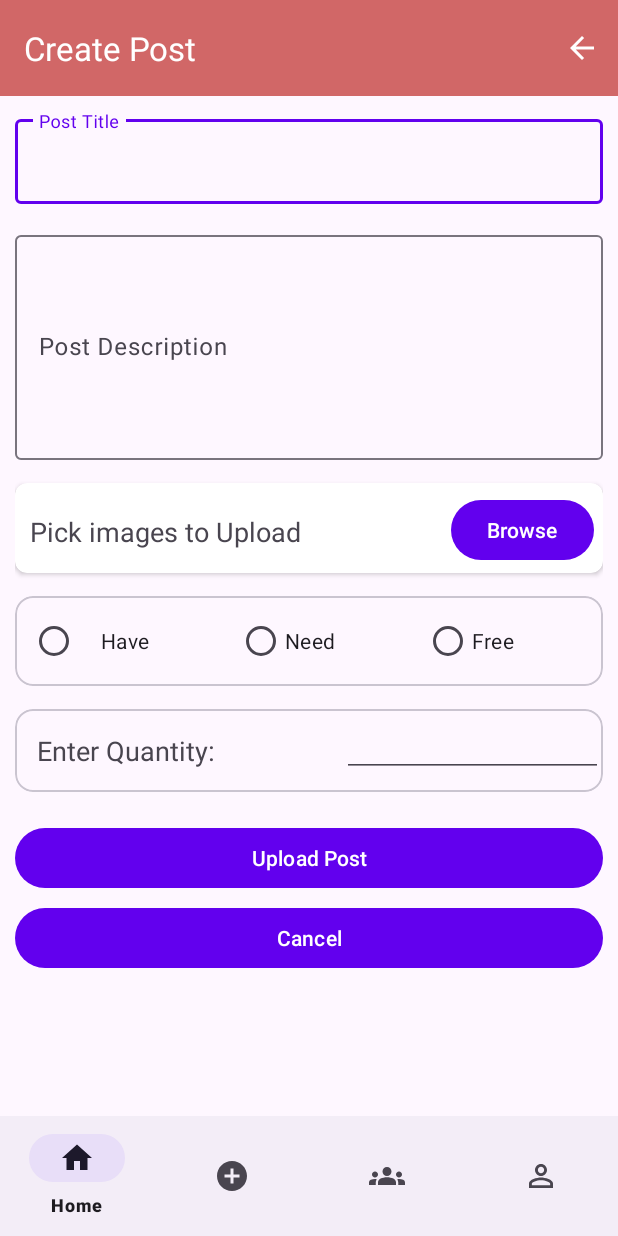
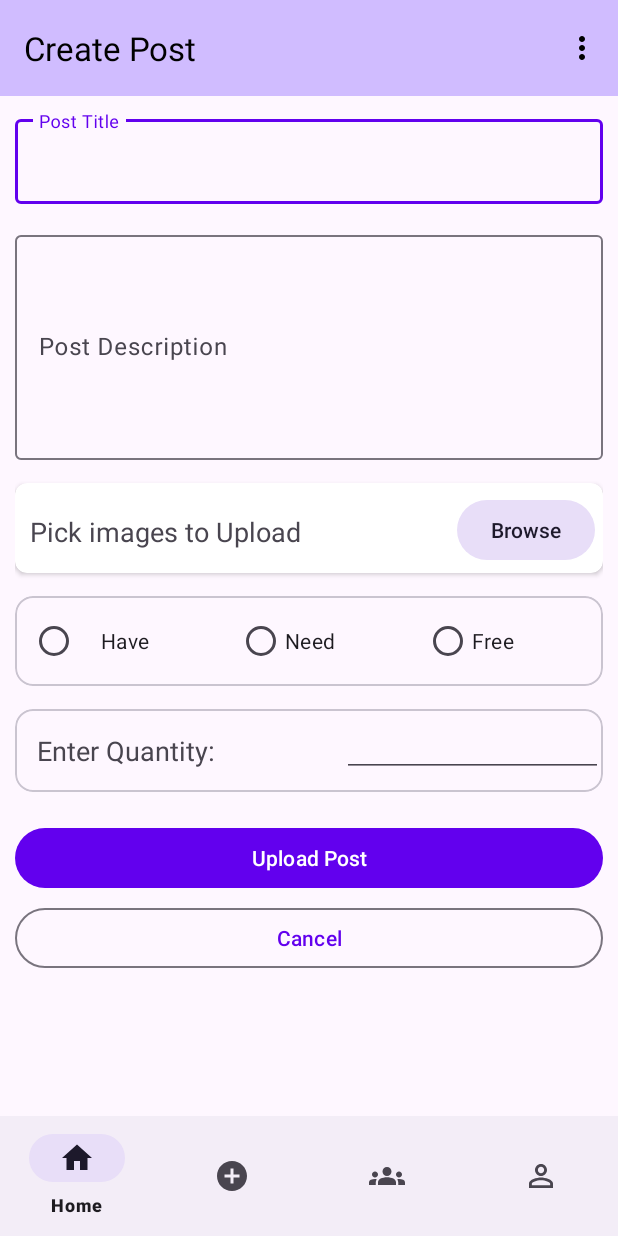
Before and after one commit to NimethHR/Bartering-App, an Android app: the CreatePost screen opened directly, with no data from a screen before it, on a phone screen of 412 x 824 dp. Run offline under Robolectric (Android 15) with nearby library versions, the phone set to English and light mode, and no system bars.

Commit message:
touch ups

```diff
--- a/frontend/app/build.gradle
+++ b/frontend/app/build.gradle
@@ -1,6 +1,7 @@
 plugins {
     id 'com.android.application'
     id 'org.jetbrains.kotlin.android'
+    id 'com.google.gms.google-services'
 }
 
 android {
@@ -42,4 +43,5 @@ dependencies {
     testImplementation 'junit:junit:4.13.2'
     androidTestImplementation 'androidx.test.ext:junit:1.1.5'
     androidTestImplementation 'androidx.test.espresso:espresso-core:3.5.1'
+    implementation platform('com.google.firebase:firebase-bom:31.5.0')
 }
--- /dev/null
+++ b/frontend/app/src/main/res/drawable/baseline_more_vert_24.xml
@@ -0,0 +1,5 @@
+<vector android:height="24dp" android:tint="#000000"
+    android:viewportHeight="24" android:viewportWidth="24"
+    android:width="24dp" xmlns:android="http://schemas.android.com/apk/res/android">
+    <path android:fillColor="@android:color/white" android:pathData="M12,8c1.1,0 2,-0.9 2,-2s-0.9,-2 -2,-2 -2,0.9 -2,2 0.9,2 2,2zM12,10c-1.1,0 -2,0.9 -2,2s0.9,2 2,2 2,-0.9 2,-2 -0.9,-2 -2,-2zM12,16c-1.1,0 -2,0.9 -2,2s0.9,2 2,2 2,-0.9 2,-2 -0.9,-2 -2,-2z"/>
+</vector>
--- a/frontend/app/src/main/res/layout/activity_create_post.xml
+++ b/frontend/app/src/main/res/layout/activity_create_post.xml
@@ -16,8 +16,8 @@
             android:layout_height="?attr/actionBarSize"
             android:layout_width="match_parent"
             app:layout_scrollFlags="scroll|enterAlways"
-            app:titleTextColor="@color/white"
-            android:background="@color/holo_red"
+            app:titleTextColor="@color/black"
+            android:background="?attr/colorPrimaryInverse"
             app:menu="@menu/create_post_toolbar"
             app:title="@string/post_create_toolbar">
 
@@ -38,14 +38,14 @@
             android:layout_width="match_parent"
             android:layout_height="match_parent"
             android:orientation="vertical"
-            android:padding="10dp"
+            android:padding="@dimen/small_small_padding"
             tools:layout_editor_absoluteX="1dp"
             tools:layout_editor_absoluteY="1dp">
 
             <com.google.android.material.textfield.TextInputLayout
                 android:layout_width="match_parent"
                 android:layout_height="wrap_content"
-                android:layout_marginBottom="@dimen/small_margin"
+                android:layout_marginBottom="@dimen/text_margin"
 
                 android:hint="@string/create_post_title">
 
@@ -60,12 +60,12 @@
             <com.google.android.material.textfield.TextInputLayout
                 android:layout_width="match_parent"
                 android:layout_height="wrap_content"
-                android:layout_marginBottom="@dimen/small_margin"
+                android:layout_marginBottom="@dimen/text_margin"
                 android:hint="@string/create_post_description">
 
                 <com.google.android.material.textfield.TextInputEditText
                     android:layout_width="match_parent"
-                    android:layout_height="@dimen/small_medium"
+                    android:layout_height="@dimen/create_text_field_width"
                     />
 
             </com.google.android.material.textfield.TextInputLayout>
@@ -73,31 +73,31 @@
 
             <androidx.cardview.widget.CardView
                 android:layout_width="match_parent"
-                android:layout_height="60dp"
-                app:cardCornerRadius="8dp"                >
+                android:layout_height="@dimen/container_height_1"
+                app:cardCornerRadius="@dimen/small_corner"                >
 
                 <LinearLayout
                     android:layout_width="match_parent"
-                    android:layout_height="60dp"
+                    android:layout_height="@dimen/container_height_1"
                     android:layout_marginBottom="@dimen/horizontal_space"
                     android:orientation="horizontal">
 
                     <TextView
                         android:id="@+id/textView3"
                         android:layout_width="wrap_content"
-                        android:layout_height="@dimen/padding_small_small"
-                        android:layout_marginRight="100dp"
-                        android:layout_marginTop="10dp"
-                        android:layout_marginLeft="10dp"
+                        android:layout_height="@dimen/container_height_2"
+                        android:layout_marginRight="@dimen/large_medium__margin"
+                        android:layout_marginTop="@dimen/small_small_padding"
+                        android:layout_marginLeft="@dimen/small_small_padding"
                         android:text="@string/create_file_picker"
                         android:textAppearance="@style/TextAppearance.AppCompat.Medium" />
 
                     <Button
                         android:id="@+id/file_browse_btn"
-                        android:layout_width="wrap_content"
+                        android:layout_width="@dimen/large_medium__margin"
                         android:layout_height="wrap_content"
                         android:layout_marginTop="7dp"
-
+                        style="@style/Widget.Material3.Button.IconButton.Filled.Tonal"
                         android:text="@string/create_post_file_picker_button" />
                 </LinearLayout>
 
@@ -106,15 +106,15 @@
             <com.google.android.material.card.MaterialCardView
                 android:layout_width="match_parent"
                 android:layout_marginTop="15dp"
-                android:layout_height="60dp"
+                android:layout_height="@dimen/container_height_1"
                 >
 
                 <LinearLayout
                     android:layout_width="match_parent"
                     android:layout_height="wrap_content"
                     android:orientation="horizontal"
-                    android:layout_marginLeft="10dp"
-                    android:layout_marginTop="15dp"
+                    android:layout_marginLeft="@dimen/small_small_padding"
+                    android:layout_marginTop="@dimen/text_margin"
                     tools:layout_editor_absoluteX="1dp"
                     tools:layout_editor_absoluteY="1dp"
                     android:layout_marginBottom="@dimen/horizontal_space">
@@ -124,7 +124,7 @@
                         android:layout_width="wrap_content"
                         android:layout_height="wrap_content"
                         android:layout_weight="1"
-                        android:paddingLeft="@dimen/small_margin"
+                        android:paddingLeft="@dimen/text_margin"
                         android:text="@string/post_type_have" />
 
                     <RadioButton
@@ -148,7 +148,7 @@
             <com.google.android.material.card.MaterialCardView
                 android:layout_width="match_parent"
                 android:layout_height="wrap_content"
-                android:layout_marginTop="15dp"
+                android:layout_marginTop="@dimen/text_margin"
                 app:strokeWidth="1dp">
 
                 <LinearLayout
@@ -159,7 +159,7 @@
 
 
                     <com.google.android.material.textview.MaterialTextView
-                        android:layout_width="148dp"
+                        android:layout_width="@dimen/custom_quantity_container_1"
                         android:layout_height="wrap_content"
                         android:layout_marginTop="5dp"
                         android:text="@string/create_post_quantity_select"
@@ -172,8 +172,8 @@
                         android:id="@+id/editTextNumberDecimal2"
                         android:layout_width="wrap_content"
                         android:layout_height="wrap_content"
-                        android:layout_marginLeft="70dp"
-                        android:layout_marginBottom="10dp"
+                        android:layout_marginLeft="@dimen/container_height_3"
+                        android:layout_marginBottom="@dimen/small_small_padding"
                         android:layout_weight="1"
                         android:ems="10"
                         android:inputType="numberDecimal" />
@@ -186,14 +186,15 @@
                 android:id="@+id/upload"
                 android:layout_width="match_parent"
                 android:layout_height="wrap_content"
-                android:layout_marginTop="20dp"
+                android:layout_marginTop="@dimen/small_medium_padding"
                 android:text="@string/create_post_submit_btn" />
 
             <Button
-                android:id="@+id/canc"
+                android:id="@+id/cancel_button"
                 android:layout_width="match_parent"
                 android:layout_height="wrap_content"
                 android:layout_marginTop="5dp"
+                style="@style/Widget.Material3.Button.OutlinedButton"
                 android:text="@string/cancel_btn" />
 
         </LinearLayout>
--- a/frontend/app/src/main/res/menu/create_post_toolbar.xml
+++ b/frontend/app/src/main/res/menu/create_post_toolbar.xml
@@ -3,8 +3,9 @@
     xmlns:app="http://schemas.android.com/apk/res-auto">
     <item
         android:id="@+id/back"
-        android:icon="@drawable/baseline_arrow_back_24"
+        android:icon="@drawable/baseline_more_vert_24"
         app:showAsAction="always"
+        android:title="Options"
         />
 
 </menu>
--- a/frontend/app/src/main/res/values/dimensions.xml
+++ b/frontend/app/src/main/res/values/dimensions.xml
@@ -1,12 +1,32 @@
 <?xml version="1.0" encoding="utf-8"?>
 <resources>
-    <dimen name="small_medium">150dp</dimen>
-    <dimen name="padding_small_small">50dp</dimen>
-    <dimen name="small_margin">15dp</dimen>
+
+    <!--    general-->
     <dimen name="posts_window">550dp</dimen>
     <dimen name="medium_button">250dp</dimen>
     <dimen name="horizontal_space">15dp</dimen>
 
+    <!-- Heights and widths   -->
+    <dimen name="container_height_1">60dp</dimen>
+    <dimen name="container_height_2">50dp</dimen>
+    <dimen name="container_height_3">70dp</dimen>
+    <dimen name="create_text_field_width">150dp</dimen>
+    <dimen name="button_type_1_width">130dp</dimen>
+    <dimen name="custom_quantity_container_1">148dp</dimen>
+
+
     <!--  post dimens  -->
     <dimen name="view_post_height">200dp</dimen>
+
+    <!--  padding and margins  -->
+    <dimen name="small_small_padding">10dp</dimen>
+    <dimen name="small_small_margin">5dp</dimen>
+    <dimen name="text_margin">15dp</dimen>
+    <dimen name="small_medium_padding">20dp</dimen>
+    <dimen name="padding_small_small">50dp</dimen>
+    <dimen name="large_medium__margin">100dp</dimen>
+
+    <!-- Corners -->
+    <dimen name="small_corner">8dp</dimen>
+
 </resources>
--- a/frontend/app/src/main/res/values/styles.xml
+++ b/frontend/app/src/main/res/values/styles.xml
@@ -12,19 +12,19 @@
     <style name="need_post">
         <item name="strokeColor">#E1800A</item>
         <item name="strokeWidth">3dp</item>
-        <item name="cardBackgroundColor">#DDCC36</item>
+        <item name="cardBackgroundColor">#FFFFFF</item>
 
     </style>
     <style name="have_post">
         <item name="strokeColor">#036FF4</item>
         <item name="strokeWidth">3dp</item>
-        <item name="cardBackgroundColor">#7BC2E3</item>
+        <item name="cardBackgroundColor">#FFFFFF</item>
     </style>
 
     <style name="free_post">
         <item name="strokeColor">#197708</item>
         <item name="strokeWidth">3dp</item>
-        <item name="cardBackgroundColor">#83CD86</item>
+        <item name="cardBackgroundColor">#FFFFFF</item>
     </style>
 
     <style name="view_post_background">
```
Also changed, not shown: frontend/app/src/main/res/layout/activity_edit_post.xml (+11 -8 lines), frontend/app/src/main/res/layout/activity_main.xml (+25 -4 lines), frontend/app/src/main/res/layout/activity_view_post.xml (+15 -10 lines), frontend/app/src/main/res/values/strings.xml (+8 -6 lines), frontend/build.gradle (+18 -0 lines).
